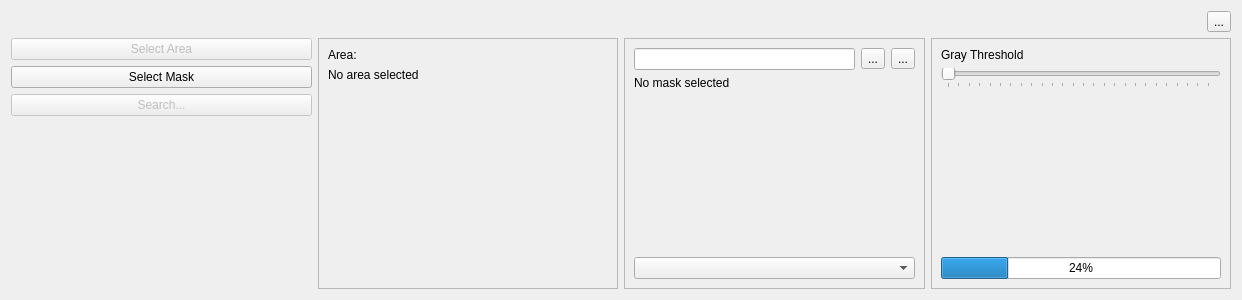
Qt form src/IMapSearchWidget.ui (ntruchsess/QLandkarteGT) before a commit.
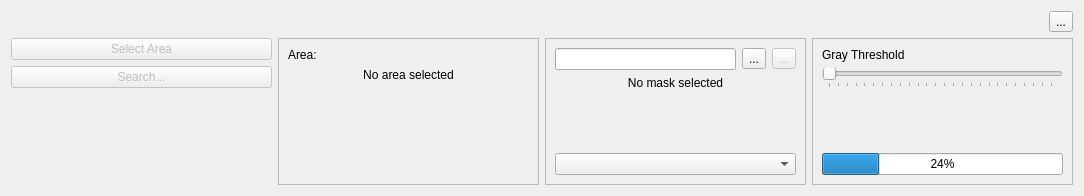
The same form after that commit.

```diff
--- a/src/IMapSearchWidget.ui
+++ b/src/IMapSearchWidget.ui
@@ -5,14 +5,26 @@
    <rect>
     <x>0</x>
     <y>0</y>
-    <width>1242</width>
-    <height>300</height>
+    <width>1084</width>
+    <height>196</height>
    </rect>
   </property>
+  <property name="minimumSize" >
+   <size>
+    <width>1024</width>
+    <height>196</height>
+   </size>
+  </property>
+  <property name="maximumSize" >
+   <size>
+    <width>16777214</width>
+    <height>250</height>
+   </size>
+  </property>
   <property name="windowTitle" >
    <string>Form</string>
   </property>
-  <layout class="QVBoxLayout" name="verticalLayout_4" >
+  <layout class="QVBoxLayout" >
    <item>
     <layout class="QHBoxLayout" >
      <item>
@@ -38,7 +50,7 @@
     </layout>
    </item>
    <item>
-    <layout class="QHBoxLayout" name="horizontalLayout" >
+    <layout class="QHBoxLayout" >
      <item>
       <layout class="QVBoxLayout" >
        <item>
@@ -51,13 +63,6 @@
          </property>
         </widget>
        </item>
-       <item>
-        <widget class="QPushButton" name="pushMask" >
-         <property name="text" >
-          <string>Select Mask</string>
-         </property>
-        </widget>
-       </item>
        <item>
         <widget class="QPushButton" name="pushSearch" >
          <property name="enabled" >
@@ -91,7 +96,7 @@
        <property name="frameShadow" >
         <enum>QFrame::Raised</enum>
        </property>
-       <layout class="QVBoxLayout" name="verticalLayout" >
+       <layout class="QVBoxLayout" >
         <item>
          <widget class="QLabel" name="label" >
           <property name="text" >
@@ -111,7 +116,10 @@
            <string>No area selected</string>
           </property>
           <property name="alignment" >
-           <set>Qt::AlignLeading|Qt::AlignLeft|Qt::AlignTop</set>
+           <set>Qt::AlignHCenter|Qt::AlignTop</set>
+          </property>
+          <property name="wordWrap" >
+           <bool>true</bool>
           </property>
          </widget>
         </item>
@@ -126,9 +134,9 @@
        <property name="frameShadow" >
         <enum>QFrame::Raised</enum>
        </property>
-       <layout class="QVBoxLayout" name="verticalLayout_2" >
+       <layout class="QVBoxLayout" >
         <item>
-         <layout class="QHBoxLayout" name="horizontalLayout_2" >
+         <layout class="QHBoxLayout" >
           <item>
            <widget class="QLineEdit" name="lineMaskName" >
             <property name="sizePolicy" >
@@ -148,6 +156,9 @@
           </item>
           <item>
            <widget class="QToolButton" name="toolSaveMask" >
+            <property name="enabled" >
+             <bool>false</bool>
+            </property>
             <property name="text" >
              <string>...</string>
             </property>
@@ -167,7 +178,7 @@
            <string>No mask selected</string>
           </property>
           <property name="alignment" >
-           <set>Qt::AlignLeading|Qt::AlignLeft|Qt::AlignTop</set>
+           <set>Qt::AlignHCenter|Qt::AlignTop</set>
           </property>
          </widget>
         </item>
@@ -185,7 +196,7 @@
        <property name="frameShadow" >
         <enum>QFrame::Raised</enum>
        </property>
-       <layout class="QVBoxLayout" name="verticalLayout_3" >
+       <layout class="QVBoxLayout" >
         <item>
          <widget class="QLabel" name="label_2" >
           <property name="text" >
@@ -216,11 +227,11 @@
          </widget>
         </item>
         <item>
-         <spacer name="verticalSpacer" >
+         <spacer>
           <property name="orientation" >
            <enum>Qt::Vertical</enum>
           </property>
-          <property name="sizeHint" stdset="0" >
+          <property name="sizeHint" >
            <size>
             <width>20</width>
             <height>40</height>
```
Left out of the diff: 4 changed lines with no effect on the pictures.
